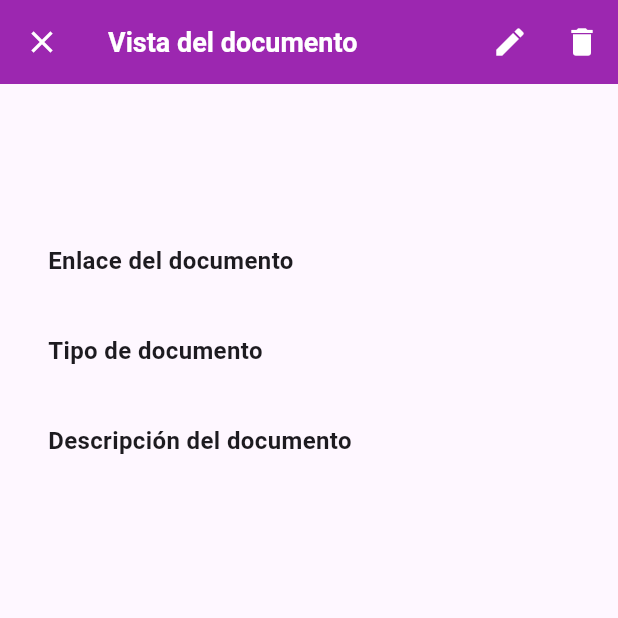
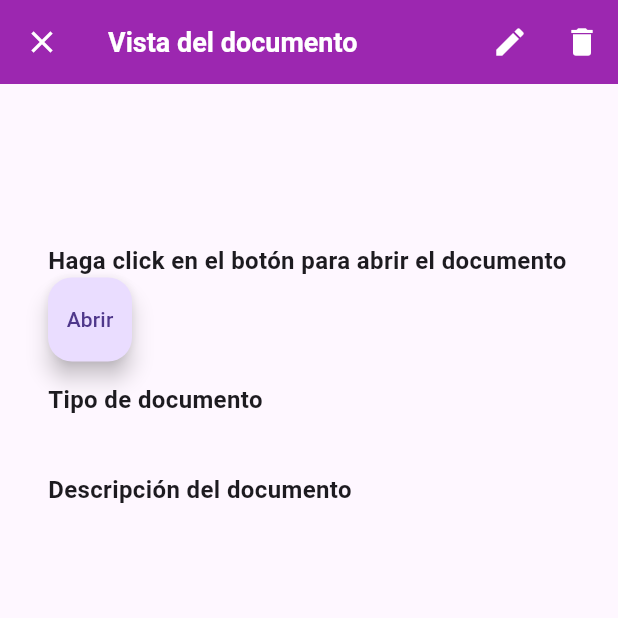
Before and after one commit to TheCarlitosYT/inforas, a Flutter app: the DocumentViewingPage screen opened directly with empty values, on a phone screen of 412 x 824 dp, the top half of it. Run offline on Flutter 3.47's test engine with Material 3 defaults, Android fonts, the phone set to English and light mode, and no system bars; our stand-ins replace dio, file_picker, firebase_core, firebase_storage, flutter_secure_storage, form_field_validator and 5 more; accounts and stored records are empty.

Commit message:
Se intentó abrir el pdf pero no funciona.

```diff
--- a/lib/screens/document_edit_page.dart
+++ b/lib/screens/document_edit_page.dart
@@ -85,8 +85,8 @@ class _DocumentEditingPageState extends State<DocumentEditingPage> {
               mainAxisSize: MainAxisSize.min,
               children: <Widget>[
                 buildTitle(),
-                SizedBox(height: 12),
-                buildEnlace(),
+                // SizedBox(height: 12),
+                // buildEnlace(),
                 SizedBox(height: 12),
                 buildTipoDocumento(),
                 SizedBox(height: 12),
--- a/lib/screens/document_viewing_page.dart
+++ b/lib/screens/document_viewing_page.dart
@@ -4,6 +4,7 @@ import 'package:inforas/models/documento.dart';
 import 'package:inforas/navigation_menu.dart';
 import 'package:inforas/screens/document_edit_page.dart';
 import 'package:inforas/services/documento_service.dart';
+import 'package:inforas/widgets/addDocuments.dart';
 
 class DocumentViewingPage extends StatelessWidget {
   final Documento documento;
@@ -96,17 +97,22 @@ class DocumentViewingPage extends StatelessWidget {
       children: [
         SizedBox(height: 14),
         Text(
-          'Enlace del documento',
+          'Haga click en el botón para abrir el documento',
           style: TextStyle(
             fontSize: 16,
             fontWeight: FontWeight.bold,
           ),
         ),
-        Text(
-          documento.enlace != null ? documento.enlace! : "No se ha establecido ningún enlace referente a este documento",
-          style: TextStyle(
-            fontSize: 16,
-          ),
+        // Text(
+        //   documento.enlace != null ? documento.enlace! : "No se ha establecido ningún enlace referente a este documento",
+        //   style: TextStyle(
+        //     fontSize: 16,
+        //   ),
+        // ),
+        FloatingActionButton(
+          child: Text('Abrir'),
+          onPressed: () => openFileString(documento.enlace),
+
         ),
         SizedBox(height: 14),
         Text(
--- a/pubspec.yaml
+++ b/pubspec.yaml
@@ -23,6 +23,10 @@ dependencies:
   open_file: ^3.3.2
   firebase_core: ^3.0.0
   firebase_storage: ^12.0.0
+  url_launcher: ^6.3.0
+  dio: ^5.4.3+1
+  path_provider: ^2.1.3
+
 
 dev_dependencies:
   flutter_test:
```
Also changed, not shown: lib/widgets/addDocuments.dart (+52 -3 lines), 6 other files.
